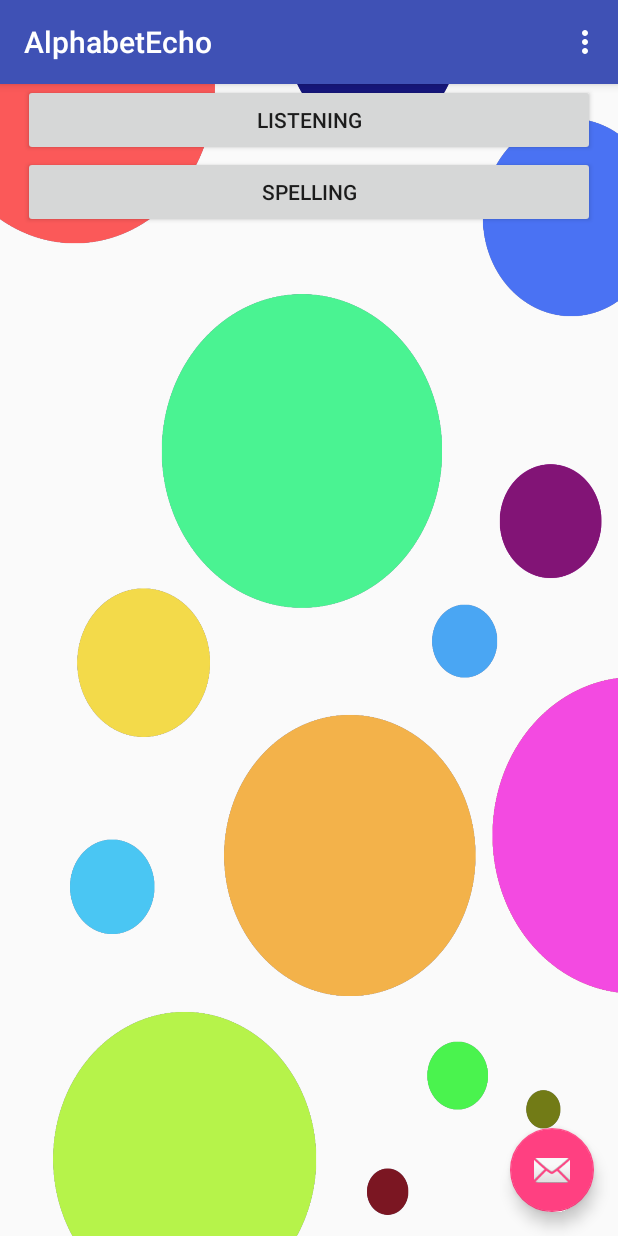
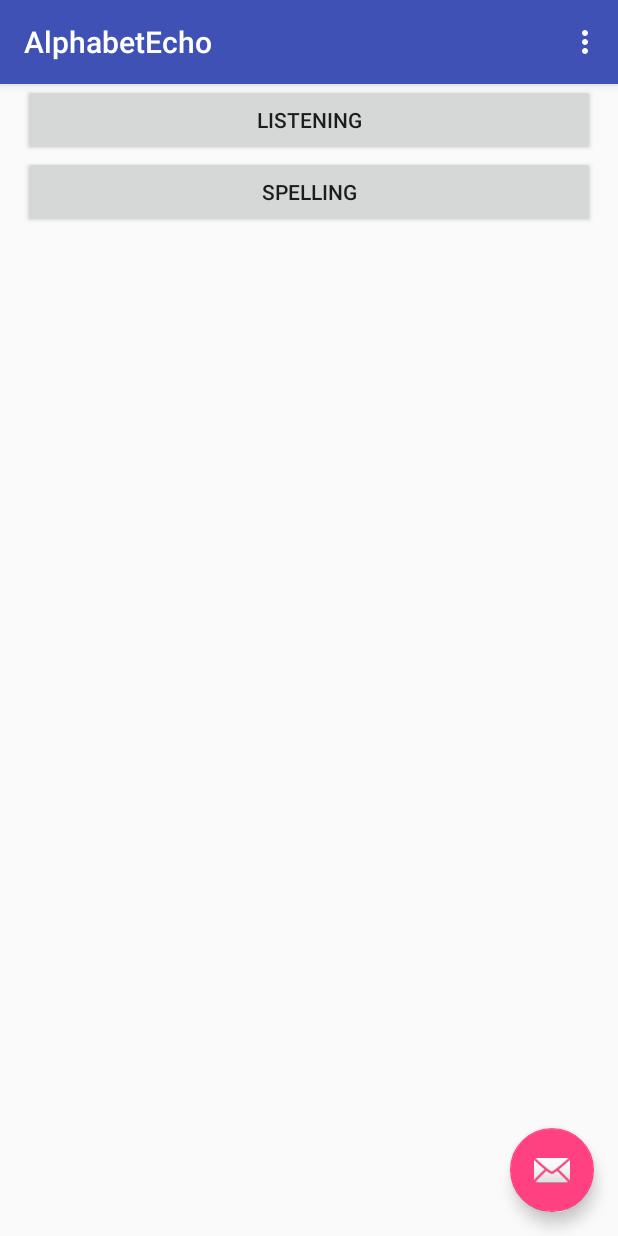
Before and after one commit to anubissmile/AlphabetEcho, an Android app: the screen it shows after launch (MainActivity), on a phone screen of 412 x 824 dp. Run offline under Robolectric (Android 15) with nearby library versions, the phone set to English and light mode, and no system bars.

Commit message:
SAVE
SAVE

```diff
--- a/app/src/main/res/layout/content_main.xml
+++ b/app/src/main/res/layout/content_main.xml
@@ -3,8 +3,7 @@
     xmlns:app="http://schemas.android.com/apk/res-auto"
     xmlns:tools="http://schemas.android.com/tools"
     android:layout_width="match_parent"
-    android:layout_height="wrap_content"
-    android:background="@drawable/dot_bg"
+    android:layout_height="match_parent"
     app:layout_behavior="@string/appbar_scrolling_view_behavior"
     tools:context="com.roomscrumxyz.anubissmile.alphabetecho.MainActivity"
     tools:showIn="@layout/activity_main">
```
